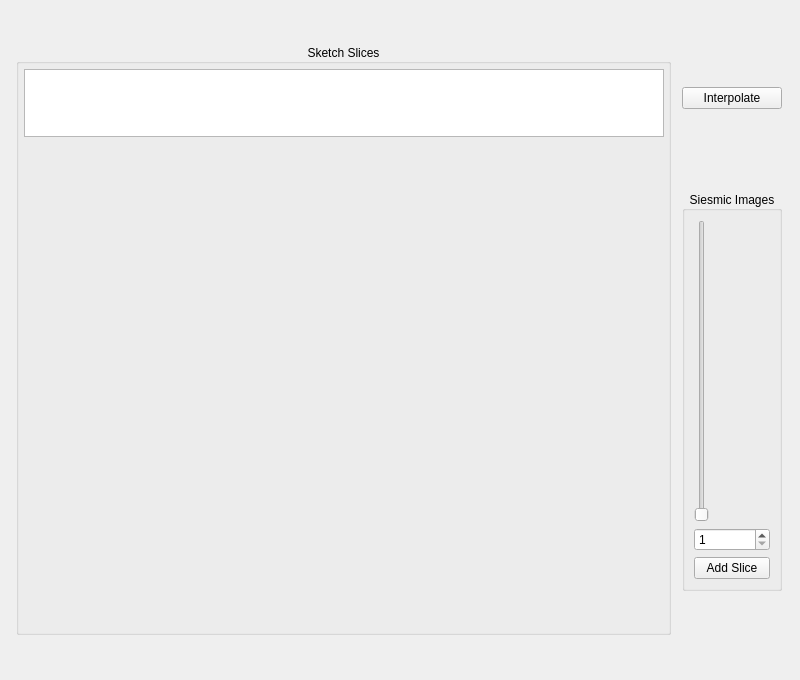
This is src/Apps/SBIM/View/SeismicWindow.ui in jdms/rrm as Qt 5 draws it before an edit. The edited form follows.
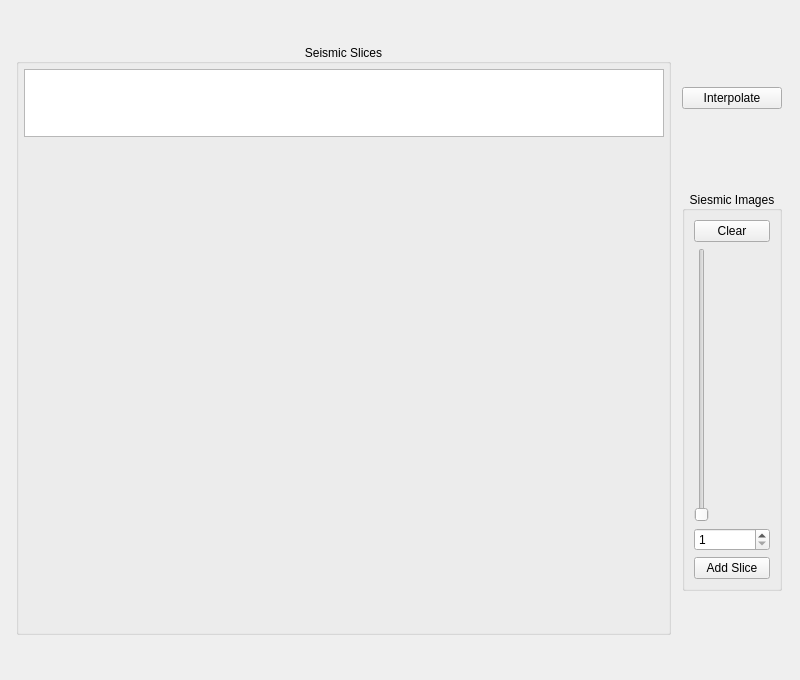
This is the edited form.

Diff of the .ui file:
```diff
--- a/src/Apps/SBIM/View/SeismicWindow.ui
+++ b/src/Apps/SBIM/View/SeismicWindow.ui
@@ -59,7 +59,7 @@
       <enum>Qt::LeftToRight</enum>
      </property>
      <property name="title">
-      <string>Sketch Slices</string>
+      <string>Seismic Slices</string>
      </property>
      <property name="alignment">
       <set>Qt::AlignCenter</set>
@@ -228,6 +228,13 @@
         <set>Qt::AlignCenter</set>
        </property>
        <layout class="QVBoxLayout" name="verticalLayout">
+        <item>
+         <widget class="QPushButton" name="seismic_pushButton_clear_">
+          <property name="text">
+           <string>Clear</string>
+          </property>
+         </widget>
+        </item>
         <item>
          <widget class="QSlider" name="seismic_slices_verticalSlider_">
           <property name="minimum">
```
Left out of the diff: 4 changed lines with no effect on the pictures.
